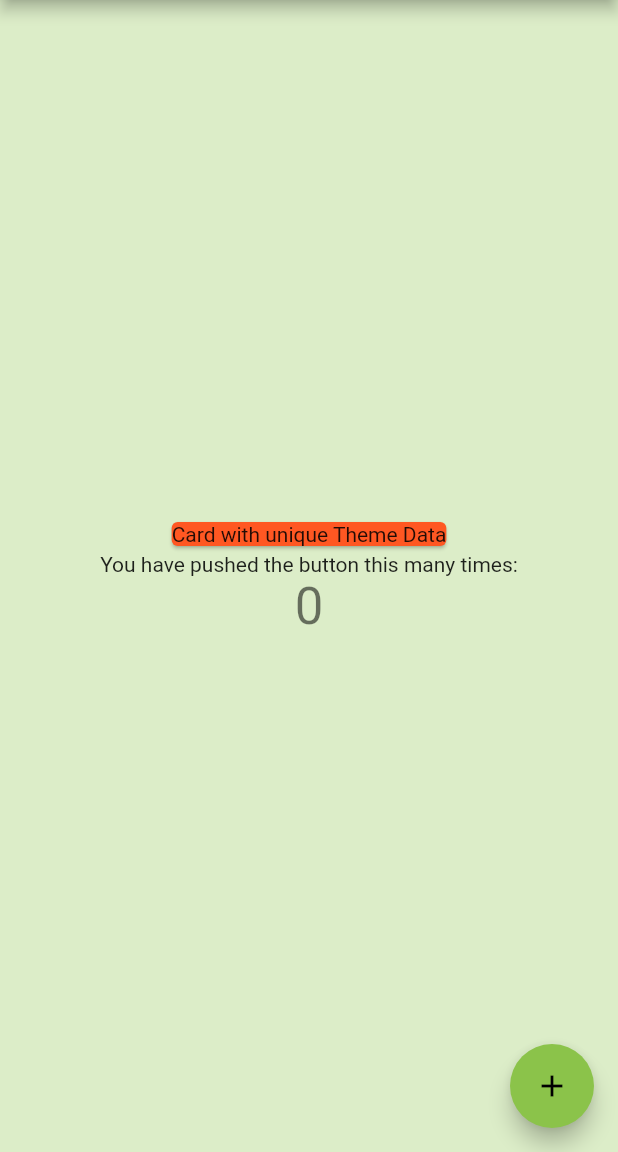
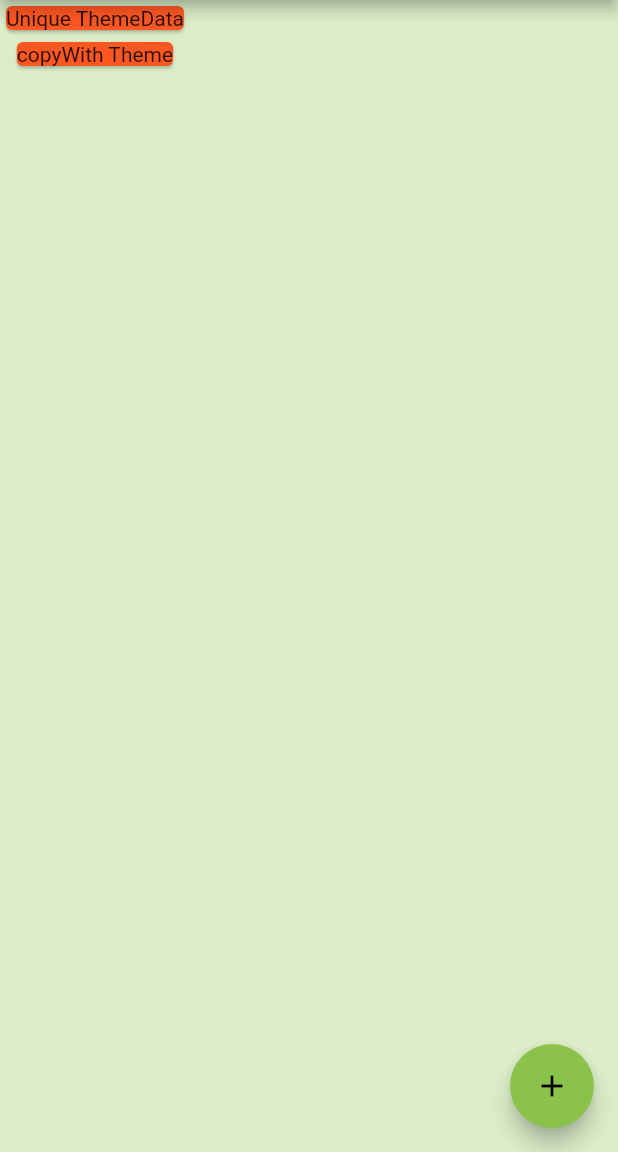
Before and after one commit to edzzn/beginning-flutter, a Flutter app: the screen it shows after launch, on a phone screen of 412 x 824 dp, the part 84-1236 px from its top. Run offline on Flutter 3.47's test engine with Material 2 defaults, Android fonts, the phone set to English and light mode, and no system bars.

Commit message:
Two Cards

```diff
--- a/ch2_my_counter/lib/main.dart
+++ b/ch2_my_counter/lib/main.dart
@@ -42,25 +42,25 @@ class _MyHomePageState extends State<MyHomePage> {
       appBar: AppBar(
         title: Text(widget.title),
       ),
-      body: Center(
-        child: Theme(
-          data: Theme.of(context).copyWith(cardColor: Colors.deepOrange),
-          child: Column(
-            mainAxisAlignment: MainAxisAlignment.center,
-            children: <Widget>[
-              Card(
-                child: Text('Card with unique Theme Data'),
-              ),
-              Text(
-                'You have pushed the button this many times:',
-              ),
-              Text(
-                '$_counter',
-                style: Theme.of(context).textTheme.display1,
-              ),
-            ],
+      body: Column(
+        children: <Widget>[
+          Theme(
+            // Unique theme with ThemeData - Overwrite
+            data: ThemeData(
+              cardColor: Colors.deepOrange,
+            ),
+            child: Card(
+              child: Text('Unique ThemeData'),
+            ),
           ),
-        ),
+          Theme(
+            // copyWith Theme - Inherit (Extended)
+            data: Theme.of(context).copyWith(cardColor: Colors.deepOrange),
+            child: Card(
+              child: Text('copyWith Theme'),
+            ),
+          ),
+        ],
       ),
       floatingActionButton: FloatingActionButton(
         onPressed: _incrementCounter,
```
